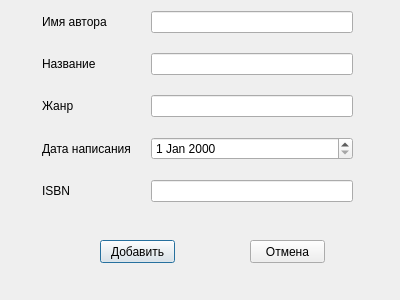
vladislavvasyukov/library, file addbook.ui: the form before one commit.
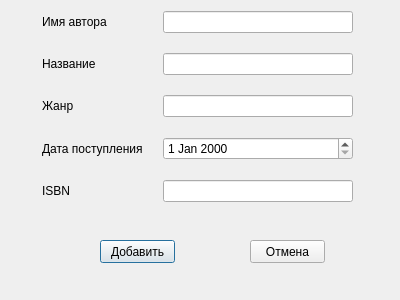
The form after the commit.

```diff
--- a/addbook.ui
+++ b/addbook.ui
@@ -88,7 +88,7 @@
     <item row="3" column="0">
      <widget class="QLabel" name="date_writing_label">
       <property name="text">
-       <string>Дата написания</string>
+       <string>Дата поступления</string>
       </property>
      </widget>
     </item>
```
